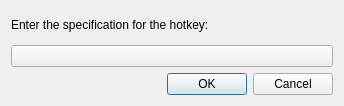
Qt form trunk/gui/res/HotkeyDialogBase.ui (svn2github/synergy-plus) before a commit.
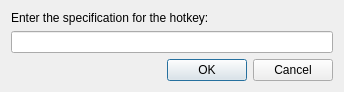
The same form after that commit. Custom widgets are drawn as their Qt base class.

Diff of the .ui file:
```diff
--- a/trunk/gui/res/HotkeyDialogBase.ui
+++ b/trunk/gui/res/HotkeyDialogBase.ui
@@ -1,12 +1,12 @@
 <ui version="4.0" >
  <class>HotkeyDialogBase</class>
- <widget class="QDialog" name="HotkeyDialogBase" >
-  <property name="geometry" >
+ <widget class="QDialog" name="HotkeyDialogBase">
+  <property name="geometry">
    <rect>
     <x>0</x>
     <y>0</y>
     <width>344</width>
-    <height>106</height>
+    <height>86</height>
    </rect>
   </property>
   <property name="windowTitle" >
@@ -21,16 +21,15 @@
     </widget>
    </item>
    <item>
-    <widget class="KeySequenceWidget" name="m_pKeySequenceWidgetHotkey" >
-    </widget>
+    <widget class="KeySequenceWidget" name="m_pKeySequenceWidgetHotkey"/>
    </item>
    <item>
     <widget class="QDialogButtonBox" name="buttonBox" >
      <property name="orientation" >
       <enum>Qt::Horizontal</enum>
      </property>
-     <property name="standardButtons" >
-      <set>QDialogButtonBox::Cancel|QDialogButtonBox::NoButton|QDialogButtonBox::Ok</set>
+     <property name="standardButtons">
+      <set>QDialogButtonBox::Cancel|QDialogButtonBox::Ok</set>
      </property>
     </widget>
    </item>
@@ -39,7 +38,7 @@
  <customwidgets>
   <customwidget>
    <class>KeySequenceWidget</class>
-   <extends>QPushButton</extends>
+   <extends>QLineEdit</extends>
    <header>KeySequenceWidget.h</header>
   </customwidget>
  </customwidgets>
```
Left out of the diff: 23 changed lines with no effect on the pictures.
